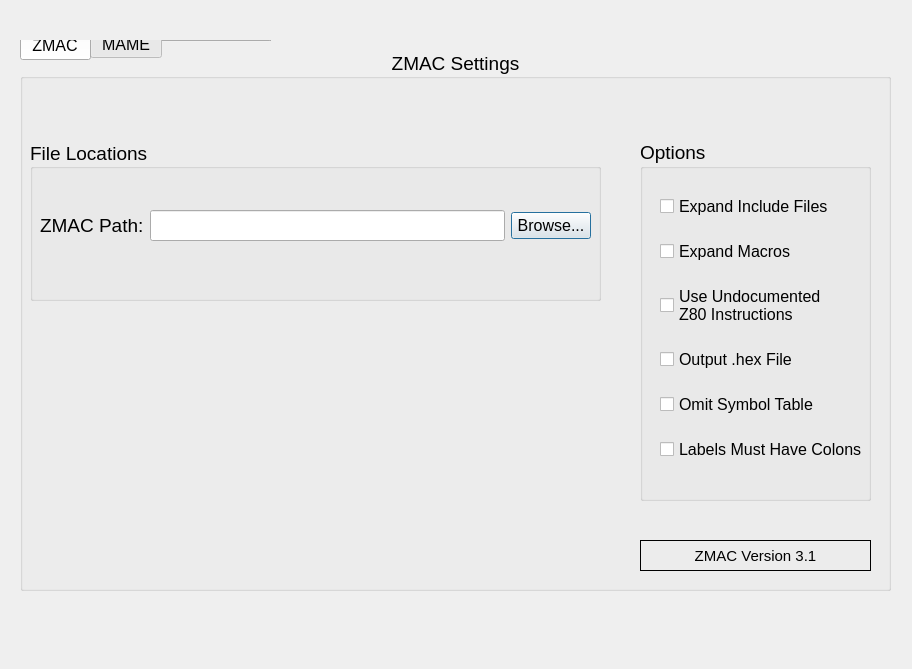
This is ui/BAPD_Settings_GUI.ui in tinymouse42/BAPD as Qt 5 draws it before an edit. The edited form follows.
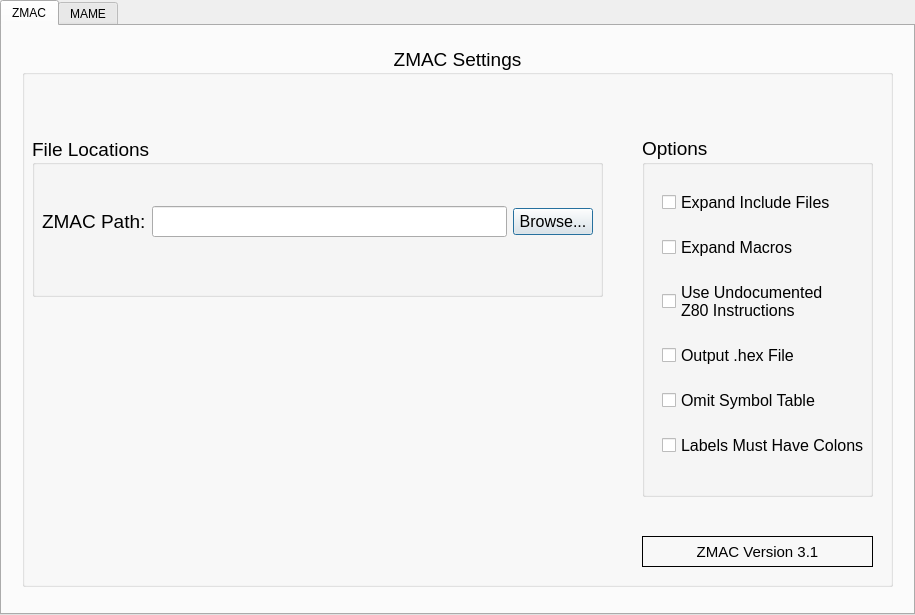
This is the edited form.

Commit message: Fixed the tabs so they work. Next I have to start integrating the actual code to use the GUI. 5/15/2024

What changed in the file:
```diff
--- a/ui/BAPD_Settings_GUI.ui
+++ b/ui/BAPD_Settings_GUI.ui
@@ -6,18 +6,49 @@
    <rect>
     <x>0</x>
     <y>0</y>
-    <width>912</width>
-    <height>669</height>
+    <width>915</width>
+    <height>615</height>
    </rect>
   </property>
   <property name="windowTitle">
    <string>Settings</string>
   </property>
+  <layout class="QHBoxLayout" name="horizontalLayout">
+   <property name="spacing">
+    <number>0</number>
+   </property>
+   <property name="leftMargin">
+    <number>0</number>
+   </property>
+   <property name="topMargin">
+    <number>0</number>
+   </property>
+   <property name="rightMargin">
+    <number>0</number>
+   </property>
+   <property name="bottomMargin">
+    <number>0</number>
+   </property>
+   <item>
+    <widget class="QTabWidget" name="settingsTabWidget">
+     <property name="currentIndex">
+      <number>0</number>
+     </property>
+     <property name="usesScrollButtons">
+      <bool>false</bool>
+     </property>
+     <widget class="QWidget" name="zmacTab">
+      <property name="layoutDirection">
+       <enum>Qt::LayoutDirection::LeftToRight</enum>
+      </property>
+      <attribute name="title">
+       <string>ZMAC</string>
+      </attribute>
   <widget class="QGroupBox" name="zmacSettingsLayout">
    <property name="geometry">
     <rect>
      <x>20</x>
-     <y>50</y>
+         <y>20</y>
      <width>871</width>
      <height>541</height>
     </rect>
@@ -221,44 +252,15 @@
     </widget>
    </widget>
   </widget>
-  <widget class="QTabWidget" name="tabWidget">
-   <property name="geometry">
-    <rect>
-     <x>20</x>
-     <y>40</y>
-     <width>251</width>
-     <height>21</height>
-    </rect>
-   </property>
-   <property name="font">
-    <font>
-     <pointsize>12</pointsize>
-     <bold>false</bold>
-    </font>
-   </property>
-   <property name="tabPosition">
-    <enum>QTabWidget::TabPosition::South</enum>
-   </property>
-   <property name="tabShape">
-    <enum>QTabWidget::TabShape::Rounded</enum>
-   </property>
-   <property name="currentIndex">
-    <number>0</number>
-   </property>
-   <property name="usesScrollButtons">
-    <bool>true</bool>
-   </property>
-   <widget class="QWidget" name="zmac_Tab">
-    <attribute name="title">
-     <string>ZMAC</string>
-    </attribute>
-   </widget>
-   <widget class="QWidget" name="mame_Tab">
+     </widget>
+     <widget class="QWidget" name="mameTab">
     <attribute name="title">
      <string>MAME</string>
     </attribute>
    </widget>
   </widget>
+   </item>
+  </layout>
  </widget>
  <resources/>
  <connections/>
```
Lines whose indentation alone changed are shown as unchanged. The commit also changes 1 other file.
